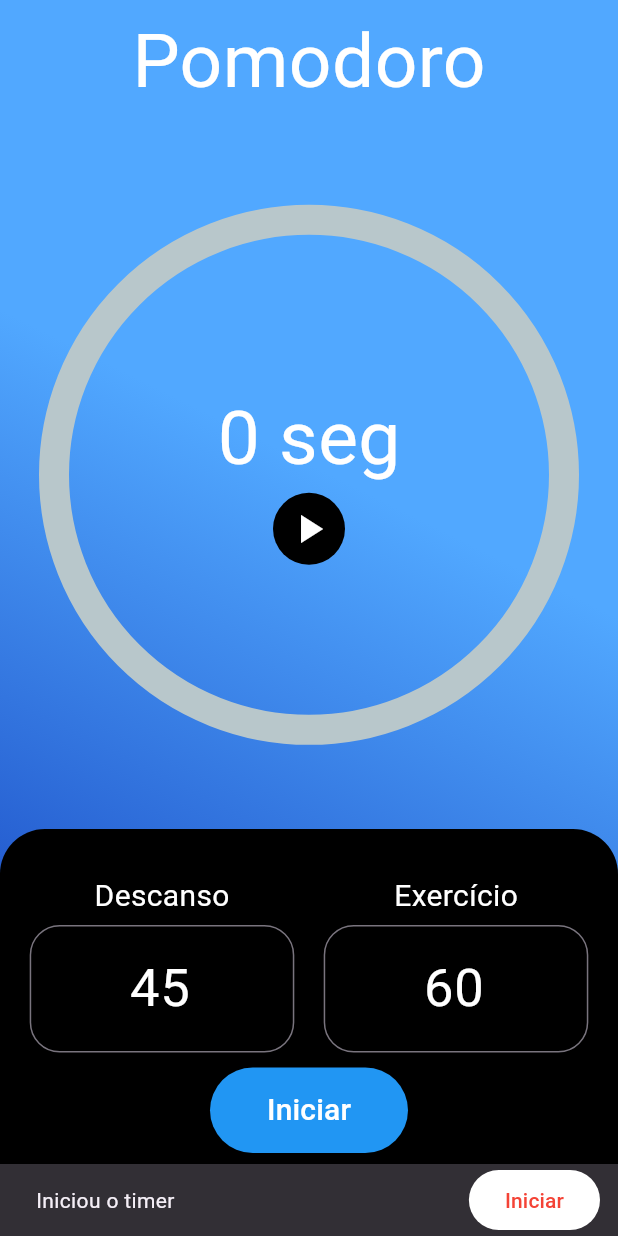
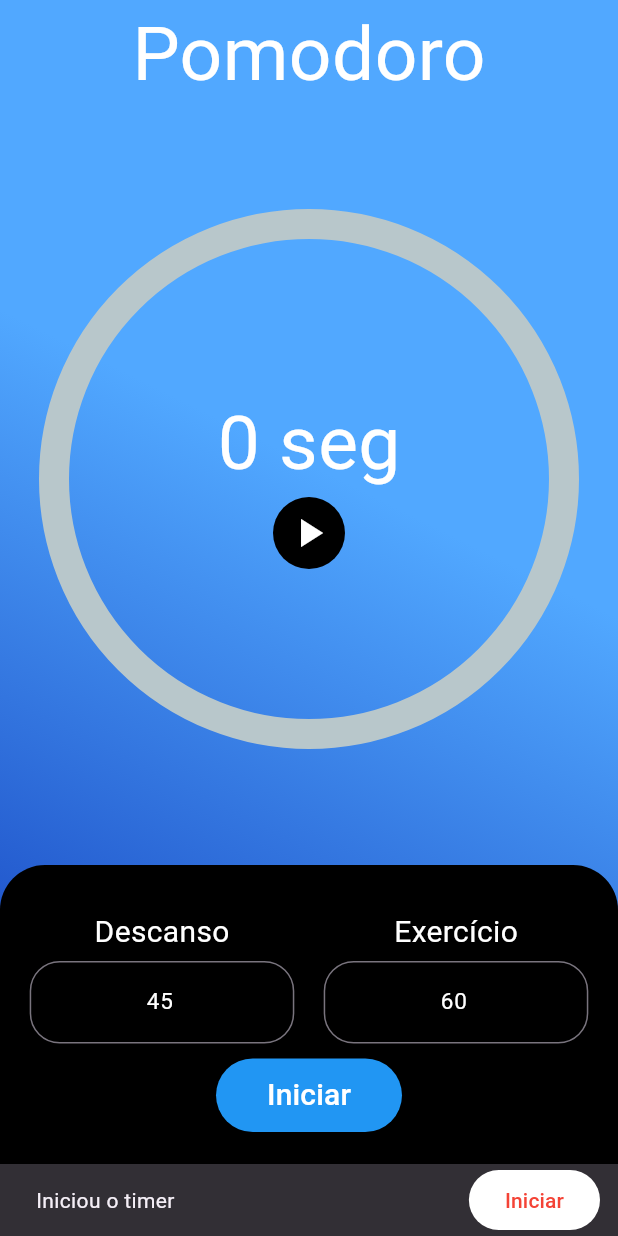
Before and after one commit to EduardTeixeira/flutter_relogio, a Flutter app: the screen it shows after launch, after a tap on the "play arrow" icon, on a phone screen of 412 x 824 dp. Run offline on Flutter 3.47's test engine with Material 3 defaults, Android fonts, the phone set to English and light mode, and no system bars; drawn by our look-alikes of percent_indicator.

Commit message:
melhoria de layout, tamanho das fonts

```diff
--- a/lib/main.dart
+++ b/lib/main.dart
@@ -112,14 +112,9 @@ class CountDownTimerState extends State<CountDownTimer> {
             mainAxisAlignment: MainAxisAlignment.center,
             crossAxisAlignment: CrossAxisAlignment.center,
             children: <Widget>[
+              TextInfo(label: centralText, fontSize: 50.0),
               Expanded(
-                child: Padding(
-                  padding: const EdgeInsets.only(top: 5.0),
-                  child: TextInfo(label: centralText, fontSize: 50.0),
-                ),
-              ),
-              Expanded(
-                flex: 5,
+                flex: 6,
                 child: CircularPercentIndicator(
                   percent: percent,
                   animation: true,
@@ -226,7 +221,7 @@ class CountDownTimerState extends State<CountDownTimer> {
                               startTimer(true);
                             },
                             child: Padding(
-                              padding: EdgeInsets.all(14.0),
+                              padding: EdgeInsets.all(10.0),
                               child: TextInfo(
                                 label: "Iniciar",
                                 fontSize: _labelSize,
--- a/lib/widgets/icon-timer.widget.dart
+++ b/lib/widgets/icon-timer.widget.dart
@@ -46,13 +46,13 @@ class IconTimer extends StatelessWidget {
         icon: icon,
         iconSize: 32,
         color: Colors.white,
-        tooltip: 'Play timer.',
+        tooltip: '${snackBarAction()} timer',
         onPressed: () {
           onPressed(timerAction);
           ScaffoldMessenger.of(context).showSnackBar(
             SnackBar(
               content: Text(snackBarText()),
-              duration: Duration(seconds: 2),
+              duration: Duration(seconds: 1),
               action: SnackBarAction(
                 label: snackBarAction(),
                 backgroundColor: Colors.white,
--- a/lib/widgets/input.widget.dart
+++ b/lib/widgets/input.widget.dart
@@ -15,14 +15,14 @@ class Input extends StatelessWidget {
         controller: ctrl,
         keyboardType: TextInputType.number,
         textAlign: TextAlign.center,
-        style: TextStyle(color: Colors.white, fontSize: 35),
+        style: TextStyle(color: Colors.white, fontSize: 15),
         inputFormatters: <TextInputFormatter>[
           FilteringTextInputFormatter.digitsOnly,
         ],
         decoration: InputDecoration(
           border: OutlineInputBorder(
             borderRadius: BorderRadius.circular(20.0),
-            borderSide: BorderSide(color: Colors.blueGrey, width: 2.0),
+            borderSide: BorderSide(color: Colors.white, width: 2.0),
           ),
           focusedBorder: OutlineInputBorder(
             borderRadius: BorderRadius.circular(20.0),
```
